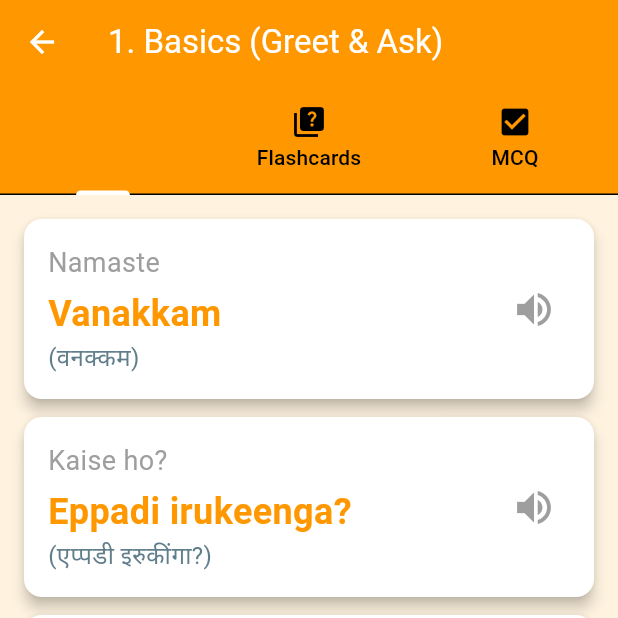
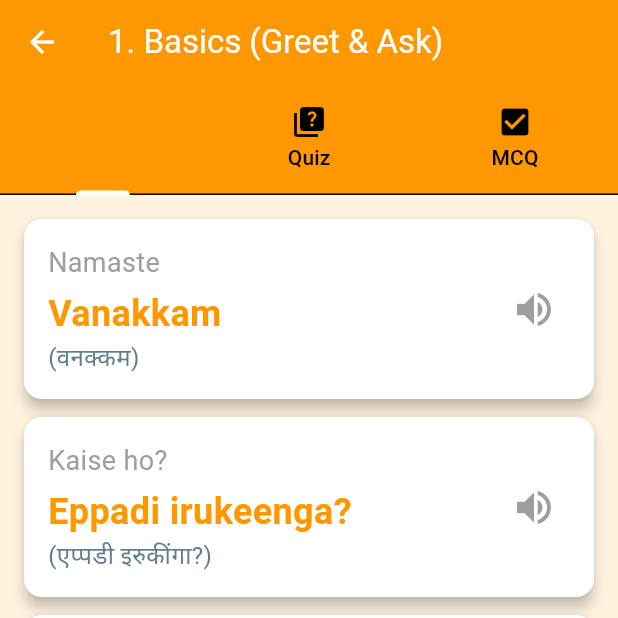
Before and after one commit to pranavm1502/tamil_via_hindi, a Flutter app: the screen it shows after launch, after a tap on an icon or button, on a phone screen of 412 x 824 dp, the top half of it. Run offline on Flutter 3.47's test engine with Material 3 defaults, Android fonts, the light colour scheme and no system bars; our stand-ins replace flutter_tts, shared_preferences.

Commit message:
fix Claude's bug

```diff
--- a/tamil_setu/lib/screens/lesson_screen.dart
+++ b/tamil_setu/lib/screens/lesson_screen.dart
@@ -85,7 +85,7 @@ class _LessonScreenState extends State<LessonScreen>
           controller: _tabController,
           tabs: const [
             Tab(icon: Icon(Icons.book), text: 'Learn'),
-            Tab(icon: Icon(Icons.quiz), text: 'Flashcards'),
+            Tab(icon: Icon(Icons.quiz), text: 'Quiz'),
             Tab(icon: Icon(Icons.check_box), text: 'MCQ'),
           ],
         ),
```
